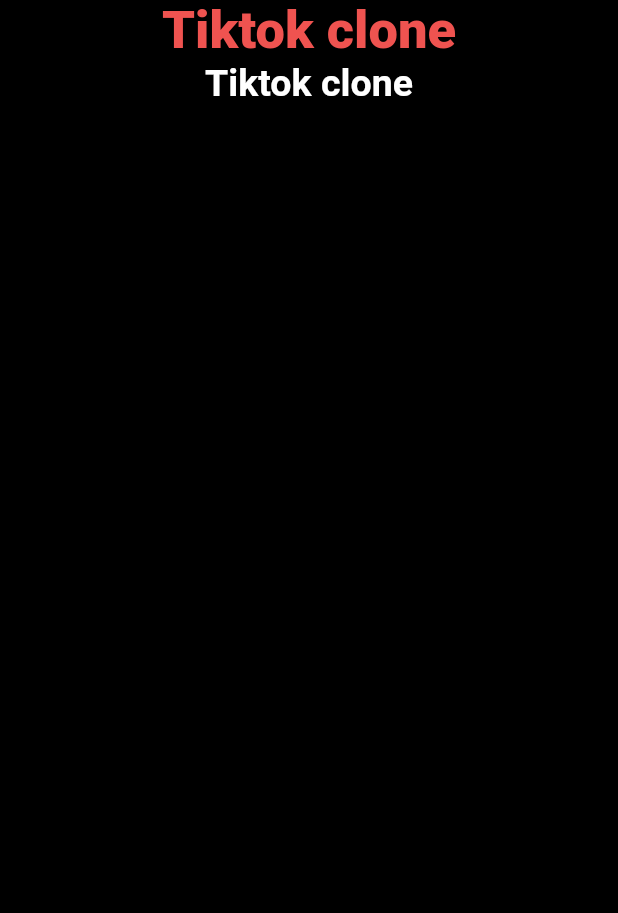
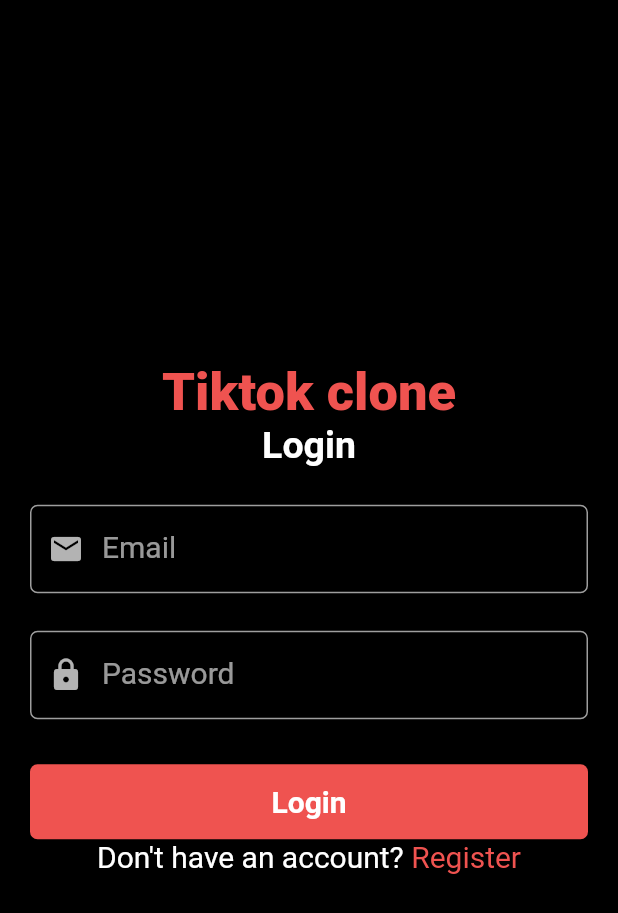
Before and after one commit to rupavarshinipalanisamy/tiktokclone, a Flutter app: the screen it shows after launch, on a phone screen of 412 x 824 dp. Shown: the top 913 px of the screen. Run offline on Flutter 3.47's test engine with Material 2 defaults, Android fonts, the phone set to English and light mode, and no system bars.

Commit message:
completed Login UI

```diff
--- a/lib/main.dart
+++ b/lib/main.dart
@@ -18,7 +18,7 @@ class MyApp extends StatelessWidget {
       theme: ThemeData.dark().copyWith(
         scaffoldBackgroundColor: backgroundColor,
       ),
-      home: const LoginScreen(),
+      home:  LoginScreen(),
     );
   }
 }
--- a/lib/views/screens/auth/login_screen.dart
+++ b/lib/views/screens/auth/login_screen.dart
@@ -3,13 +3,18 @@ import 'package:tik_tok/constatnts.dart';
 import 'package:tik_tok/views/widjets/text_input_field.dart';
 
 class LoginScreen extends StatelessWidget{
-  const LoginScreen({Key? key}):super(key:key);
+  LoginScreen({Key? key}):super(key:key);
+  final TextEditingController _emailController=TextEditingController();
+  final TextEditingController _passwordController=TextEditingController();
+
+
   @override
   Widget build(BuildContext context){
     return Scaffold(
      body:Container(
        alignment:Alignment.center,
        child: Column(
+         mainAxisAlignment: MainAxisAlignment.center,
          children: [
            Text(
              'Tiktok clone',
@@ -20,13 +25,72 @@ class LoginScreen extends StatelessWidget{
              ),
            ),
            const Text(
-             'Tiktok clone',
+             'Login',
              style: TextStyle(
                  fontSize:25,
                  fontWeight:FontWeight.w700
              ),
            ),
-           const SizedBox(height: 25,),
+           const SizedBox(
+             height: 25
+           ),
+           Container(
+             width: MediaQuery.of(context).size.width,
+             margin:const EdgeInsets.symmetric(horizontal: 20),
+             child: TextInputField(
+                 controller: _emailController,
+                 labelText: 'Email',
+                 icon: Icons.email
+             ),
+           ),
+           const SizedBox(height: 25),
+           Container(
+             width: MediaQuery.of(context).size.width,
+             margin:const EdgeInsets.symmetric(horizontal: 20),
+             child: TextInputField(
+                 controller: _passwordController,
+                 labelText: 'Password',
+                 icon: Icons.lock
+             ),
+           ),
+           const SizedBox(height:30),
+           Container(
+             width: MediaQuery.of(context).size.width-40,
+             height:50,
+             decoration:BoxDecoration(
+               color: buttonColor,
+               borderRadius: const BorderRadius.all(
+                 Radius.circular(5),
+               )
+             ),
+             child:InkWell(
+               onTap:(){
+                 print('login user');
+               },
+                 child:const Center(
+                     child:Text(
+                       'Login',style:TextStyle(fontSize:20,fontWeight:FontWeight.w700),)
+                 )
+
+             ),
+           ),
+           Row(
+             mainAxisAlignment: MainAxisAlignment.center,
+             children: [
+               const Text(
+                 'Don\'t have an account? ',
+                 style: TextStyle(fontSize:20),
+               ),
+               InkWell(
+                 onTap: (){
+                   print('navigating user');
+                 },
+               child:Text(
+                 'Register',
+                 style: TextStyle(fontSize:20,color:buttonColor),)
+               ),
+             ],
+           )
 
          ],
        ),
--- a/lib/views/widjets/text_input_field.dart
+++ b/lib/views/widjets/text_input_field.dart
@@ -9,16 +9,16 @@ class TextInputField extends StatelessWidget {
   const TextInputField({Key? key,
   required this.controller,
   required this.labelText,
-  required this.isObscure,
+  this.isObscure = false  ,
   required this.icon,
   }) :super(key: key);
 
   @override
   Widget build(BuildContext context) {
     return TextField(
-
+     controller: controller,
       decoration: InputDecoration(
-
+        labelText: labelText,
         prefixIcon: Icon(icon),
         labelStyle: const TextStyle(fontSize:20),
         enabledBorder: OutlineInputBorder(
```
